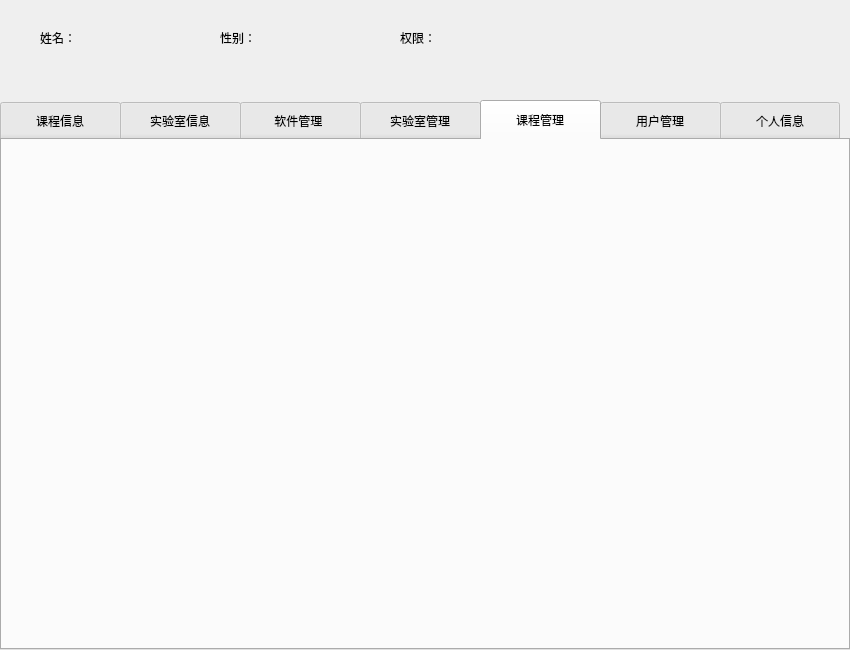
The window that ui/admin.ui (zhaojingqian/db-lab-softwaremanager) describes before a commit, drawn with Qt 5.
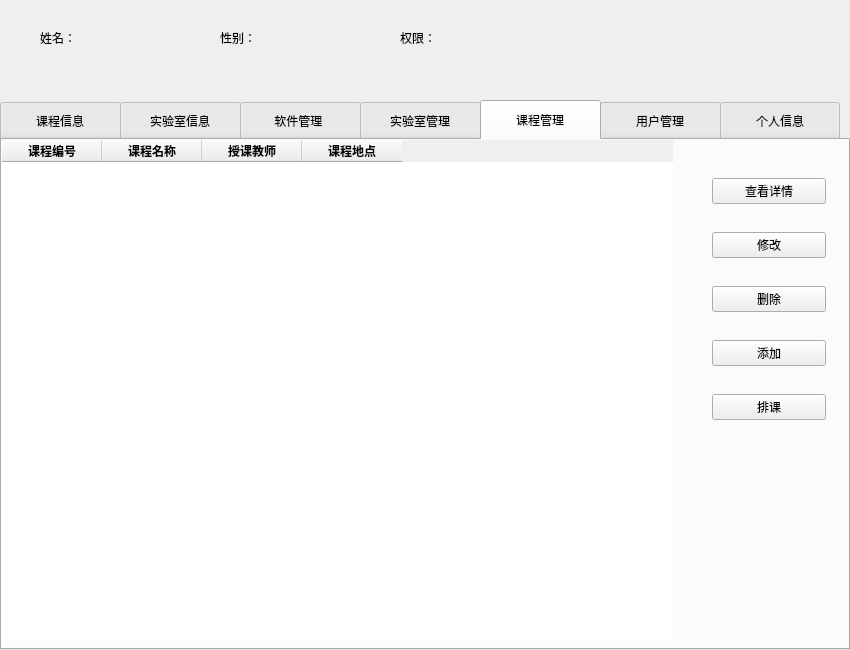
The same window after the commit. The open tabs and pages were chosen to show the change.

Commit message: 课程管理完成！

The edit to the form file:
```diff
--- a/ui/admin.ui
+++ b/ui/admin.ui
@@ -548,6 +548,161 @@
     <attribute name="title">
      <string>课程管理</string>
     </attribute>
+    <widget class="QWidget" name="layoutWidget_2">
+     <property name="geometry">
+      <rect>
+       <x>710</x>
+       <y>30</y>
+       <width>114</width>
+       <height>261</height>
+      </rect>
+     </property>
+     <layout class="QVBoxLayout" name="verticalLayout_3">
+      <property name="spacing">
+       <number>20</number>
+      </property>
+      <item>
+       <widget class="QPushButton" name="cpushButton">
+        <property name="font">
+         <font>
+          <family>微软雅黑</family>
+         </font>
+        </property>
+        <property name="text">
+         <string>查看详情</string>
+        </property>
+       </widget>
+      </item>
+      <item>
+       <widget class="QPushButton" name="cpushButton_2">
+        <property name="font">
+         <font>
+          <family>微软雅黑</family>
+         </font>
+        </property>
+        <property name="text">
+         <string>修改</string>
+        </property>
+       </widget>
+      </item>
+      <item>
+       <widget class="QPushButton" name="cpushButton_3">
+        <property name="font">
+         <font>
+          <family>微软雅黑</family>
+         </font>
+        </property>
+        <property name="text">
+         <string>删除</string>
+        </property>
+       </widget>
+      </item>
+      <item>
+       <widget class="QPushButton" name="cpushButton_4">
+        <property name="font">
+         <font>
+          <family>微软雅黑</family>
+         </font>
+        </property>
+        <property name="text">
+         <string>添加</string>
+        </property>
+       </widget>
+      </item>
+      <item>
+       <widget class="QPushButton" name="pushButton">
+        <property name="font">
+         <font>
+          <family>微软雅黑</family>
+         </font>
+        </property>
+        <property name="text">
+         <string>排课</string>
+        </property>
+       </widget>
+      </item>
+     </layout>
+    </widget>
+    <widget class="QTableWidget" name="admin_page_5">
+     <property name="geometry">
+      <rect>
+       <x>0</x>
+       <y>0</y>
+       <width>671</width>
+       <height>500</height>
+      </rect>
+     </property>
+     <property name="font">
+      <font>
+       <family>微软雅黑</family>
+      </font>
+     </property>
+     <property name="styleSheet">
+      <string notr="true">border:none;
+</string>
+     </property>
+     <property name="dragEnabled">
+      <bool>false</bool>
+     </property>
+     <property name="rowCount">
+      <number>0</number>
+     </property>
+     <column>
+      <property name="text">
+       <string>课程编号</string>
+      </property>
+      <property name="font">
+       <font>
+        <weight>75</weight>
+        <italic>false</italic>
+        <bold>true</bold>
+       </font>
+      </property>
+      <property name="background">
+       <color>
+        <red>0</red>
+        <green>0</green>
+        <blue>0</blue>
+       </color>
+      </property>
+     </column>
+     <column>
+      <property name="text">
+       <string>课程名称</string>
+      </property>
+      <property name="font">
+       <font>
+        <weight>75</weight>
+        <italic>false</italic>
+        <bold>true</bold>
+       </font>
+      </property>
+     </column>
+     <column>
+      <property name="text">
+       <string>授课教师</string>
+      </property>
+      <property name="font">
+       <font>
+        <weight>75</weight>
+        <italic>false</italic>
+        <bold>true</bold>
+       </font>
+      </property>
+     </column>
+     <column>
+      <property name="text">
+       <string>课程地点</string>
+      </property>
+      <property name="font">
+       <font>
+        <weight>75</weight>
+        <italic>false</italic>
+        <bold>true</bold>
+       </font>
+      </property>
+     </column>
+    </widget>
    </widget>
    <widget class="QWidget" name="admin_tab6">
     <attribute name="title">
```
Left out of the diff: 49 changed lines with no effect on the pictures. The commit also changes 18 other files.
